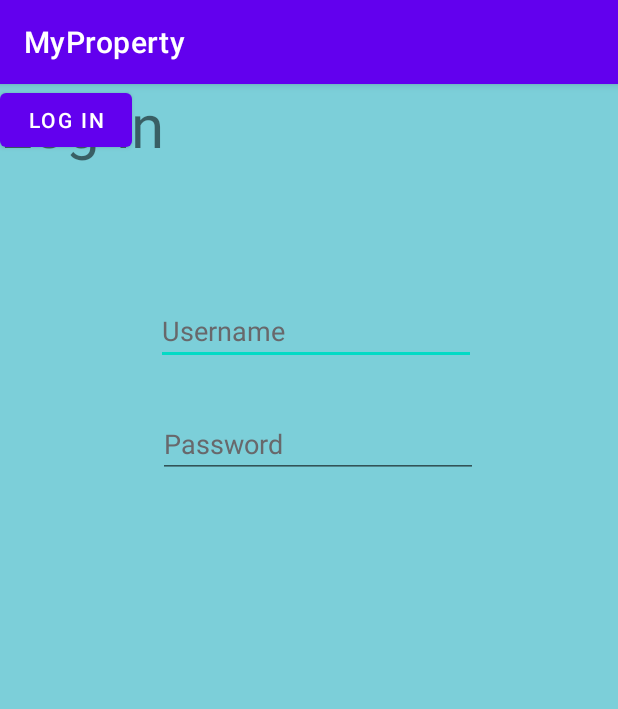
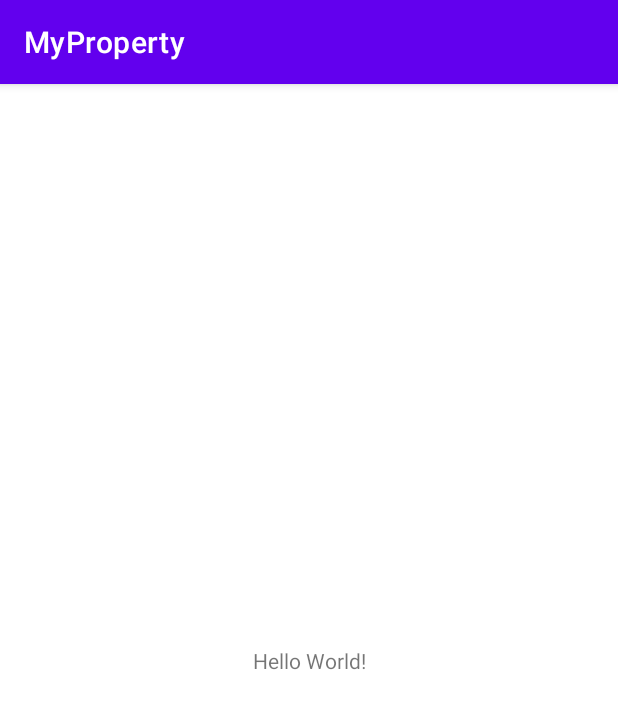
Before and after one commit to andreisdc/ProjectDAWN, an Android app: the screen it shows after launch (LoginActivity before the commit, MainActivity after it), on a phone screen of 412 x 824 dp. Shown: the top 709 px of the screen. Run offline under Robolectric (Android 15) with nearby library versions, the phone set to English and light mode, and no system bars.

Commit message:
Created fragments.

```diff
--- a/app/src/main/java/com/pontic_studio/myproperty/LoginActivity.java
+++ /dev/null
@@ -1,22 +0,0 @@
-package com.pontic_studio.myproperty;
-
-import androidx.appcompat.app.AppCompatActivity;
-
-import android.os.Bundle;
-import android.widget.Button;
-import android.widget.EditText;
-
-public class LoginActivity extends AppCompatActivity {
-    public Button logInButton;
-    public EditText usernameText;
-    public EditText passwordText;
-    @Override
-    protected void onCreate(Bundle savedInstanceState) {
-        super.onCreate(savedInstanceState);
-        setContentView(R.layout.activity_login);
-        logInButton=findViewById(R.id.logInButtonChangeView);
-
-        usernameText=findViewById(R.id.logInTextUsername);
-        passwordText=findViewById(R.id.logInTextPassword);
-    }
-}
--- a/app/src/main/java/com/pontic_studio/myproperty/MainActivity.java
+++ b/app/src/main/java/com/pontic_studio/myproperty/MainActivity/MainActivity.java
@@ -1,8 +1,10 @@
-package com.pontic_studio.myproperty;
+package com.pontic_studio.myproperty.MainActivity;
 
 import androidx.appcompat.app.AppCompatActivity;
 
 import android.os.Bundle;
+
+import com.pontic_studio.myproperty.R;
 
 public class MainActivity extends AppCompatActivity {
 
--- a/app/src/main/res/layout/activity_login.xml
+++ /dev/null
@@ -1,62 +0,0 @@
-<?xml version="1.0" encoding="utf-8"?>
-<androidx.constraintlayout.widget.ConstraintLayout xmlns:android="http://schemas.android.com/apk/res/android"
-    xmlns:app="http://schemas.android.com/apk/res-auto"
-    xmlns:tools="http://schemas.android.com/tools"
-    android:layout_width="match_parent"
-    android:layout_height="match_parent"
-    tools:context=".LoginActivity" android:background="@color/lightBlue">
-
-
-    <TextView
-        android:id="@+id/textView"
-        android:layout_width="wrap_content"
-        android:layout_height="wrap_content"
-        android:text="Log In"
-        android:textSize="40dp"
-        tools:layout_editor_absoluteX="150dp"
-        tools:layout_editor_absoluteY="134dp"
-        tools:ignore="MissingConstraints" />
-
-
-	<EditText
-		android:id="@+id/logInTextUsername"
-		android:layout_width="wrap_content"
-		android:layout_height="wrap_content"
-		android:layout_marginStart="105dp"
-		android:layout_marginTop="88dp"
-		android:layout_marginEnd="96dp"
-		android:layout_marginBottom="30dp"
-		android:ems="10"
-		android:hint="Username"
-		android:inputType="textPersonName"
-		android:text=""
-		android:textColorHint="@color/lightGray"
-		app:layout_constraintBottom_toTopOf="@+id/logInTextPassword"
-		app:layout_constraintEnd_toEndOf="parent"
-		app:layout_constraintStart_toStartOf="parent"
-		app:layout_constraintTop_toBottomOf="@+id/textView"
-		tools:ignore="MissingConstraints" />
-
-	<EditText
-		android:id="@+id/logInTextPassword"
-		android:layout_width="wrap_content"
-		android:layout_height="wrap_content"
-		android:layout_marginStart="105dp"
-		android:layout_marginTop="30dp"
-		android:ems="10"
-		android:hint="Password"
-		android:inputType="textPassword"
-		android:textColorHint="@color/lightGray"
-		app:layout_constraintStart_toStartOf="parent"
-		app:layout_constraintTop_toBottomOf="@+id/logInTextUsername"
-		tools:ignore="MissingConstraints" />
-
-    <Button
-        android:id="@+id/logInButtonChangeView"
-        android:layout_width="wrap_content"
-        android:layout_height="wrap_content"
-        android:text="Log In"
-        tools:layout_editor_absoluteX="170dp"
-        tools:layout_editor_absoluteY="439dp"
-        tools:ignore="MissingConstraints" />
-</androidx.constraintlayout.widget.ConstraintLayout>
--- a/app/src/main/res/layout/activity_main.xml
+++ b/app/src/main/res/layout/activity_main.xml
@@ -4,7 +4,7 @@
     xmlns:tools="http://schemas.android.com/tools"
     android:layout_width="match_parent"
     android:layout_height="match_parent"
-    tools:context=".MainActivity">
+    tools:context=".MainActivity.MainActivity">
 
     <TextView
         android:layout_width="wrap_content"
--- a/app/src/main/res/values/strings.xml
+++ b/app/src/main/res/values/strings.xml
@@ -1,3 +1,6 @@
 <resources>
     <string name="app_name">MyProperty</string>
+    <!-- TODO: Remove or change this placeholder text -->
+    <string name="hello_blank_fragment">Hello blank fragment</string>
+    <!-- TODO: Remove or change this placeholder text -->
 </resources>
```
Also changed, not shown: app/src/main/AndroidManifest.xml (+5 -11 lines), app/src/main/java/com/pontic_studio/myproperty/MainActivity/Fragments/InfoFragment.java (added, +66 -0 lines), app/src/main/java/com/pontic_studio/myproperty/MainActivity/Fragments/LoginFragment.java (added, +66 -0 lines), app/src/main/java/com/pontic_studio/myproperty/MainActivity/Fragments/SigupFragment.java (added, +66 -0 lines), app/src/main/res/layout/fragment_info.xml (added, +14 -0 lines), app/src/main/res/layout/fragment_login.xml (added, +14 -0 lines), app/src/main/res/layout/fragment_sigup.xml (added, +14 -0 lines).
